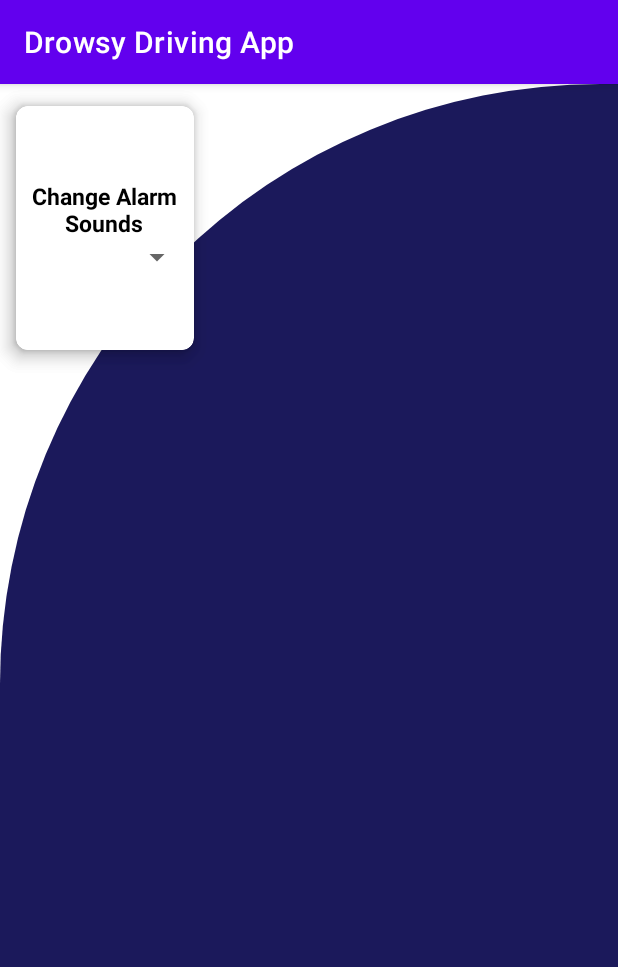
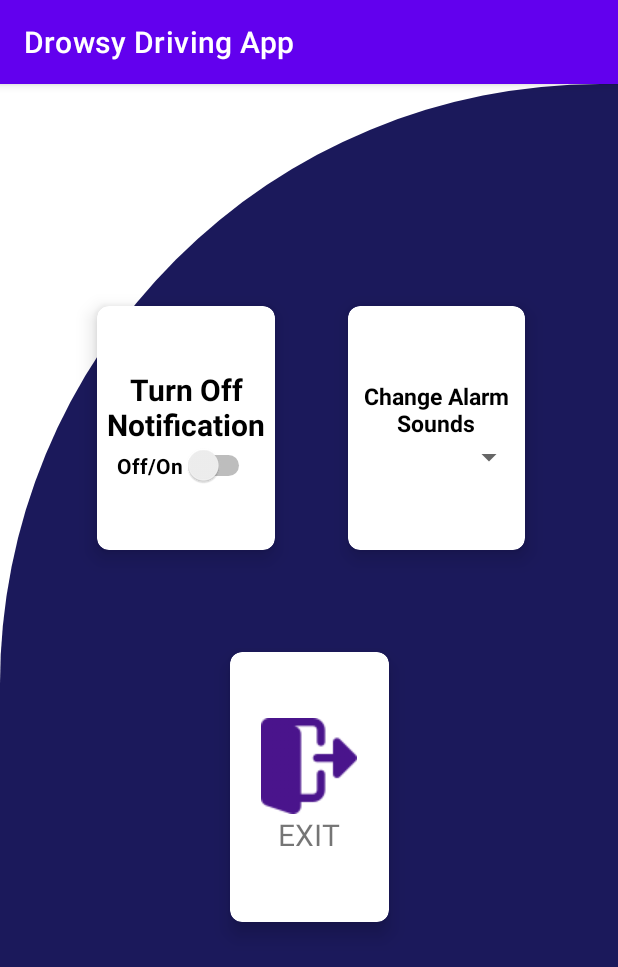
Before and after one commit to JoloGonzaga/finalnato, an Android app: the settinngs screen opened directly, with no data from a screen before it, on a phone screen of 412 x 824 dp. Shown: the top 967 px of the screen. Run offline under Robolectric (Android 15) with nearby library versions, the light colour scheme and no system bars.

Commit message:
done update

```diff
--- a/app/src/main/res/layout/activity_settinngs.xml
+++ b/app/src/main/res/layout/activity_settinngs.xml
@@ -8,7 +8,6 @@
     tools:context=".settinngs">
 
 
-
     <androidx.cardview.widget.CardView
         android:layout_width="140dp"
         android:layout_height="192dp"
@@ -17,12 +16,16 @@
         android:layout_column="1"
         android:layout_columnWeight="1"
         android:layout_gravity="fill"
-
         app:cardCornerRadius="8dp"
         app:cardElevation="8dp"
         app:cardUseCompatPadding="true"
-        tools:layout_editor_absoluteX="43dp"
-        tools:layout_editor_absoluteY="125dp">
+        app:layout_constraintBottom_toBottomOf="parent"
+
+        app:layout_constraintEnd_toEndOf="parent"
+        app:layout_constraintHorizontal_bias="0.199"
+        app:layout_constraintStart_toStartOf="parent"
+        app:layout_constraintTop_toTopOf="parent"
+        app:layout_constraintVertical_bias="0.231">
 
         <LinearLayout
             android:layout_width="wrap_content"
@@ -35,10 +38,10 @@
                 android:layout_width="wrap_content"
                 android:layout_height="wrap_content"
                 android:text="Turn Off Notification"
-                android:textStyle="bold"
                 android:textAlignment="center"
                 android:textColor="@color/black"
-                android:textSize="20sp" />
+                android:textSize="20sp"
+                android:textStyle="bold" />
 
 
             <Switch
@@ -54,7 +57,6 @@
         </LinearLayout>
 
 
-
     </androidx.cardview.widget.CardView>
 
     <androidx.cardview.widget.CardView
@@ -68,8 +70,13 @@
         app:cardCornerRadius="8dp"
         app:cardElevation="8dp"
         app:cardUseCompatPadding="true"
-        tools:layout_editor_absoluteX="216dp"
-        tools:layout_editor_absoluteY="125dp">
+        app:layout_constraintBottom_toBottomOf="parent"
+        app:layout_constraintEnd_toEndOf="parent"
+        app:layout_constraintHorizontal_bias="0.812"
+
+        app:layout_constraintStart_toStartOf="parent"
+        app:layout_constraintTop_toTopOf="parent"
+        app:layout_constraintVertical_bias="0.231">
 
         <LinearLayout
             android:layout_width="wrap_content"
@@ -79,28 +86,65 @@
             android:orientation="vertical">
 
 
-
             <TextView
                 android:id="@+id/alarm"
                 android:layout_width="wrap_content"
                 android:layout_height="wrap_content"
-                android:textStyle="bold"
+                android:text="Change Alarm Sounds"
                 android:textAlignment="center"
                 android:textColor="@color/black"
-                android:text="Change Alarm Sounds"
-                android:textSize="15sp"/>
+                android:textSize="15sp"
+                android:textStyle="bold" />
+
             <Spinner
                 android:id="@+id/spinner2"
 
                 android:layout_width="match_parent"
-                android:layout_height="wrap_content"
-                />
+                android:layout_height="wrap_content" />
 
 
         </LinearLayout>
 
 
+    </androidx.cardview.widget.CardView>
+
+    <androidx.cardview.widget.CardView
+        android:layout_width="127dp"
+        android:layout_height="209dp"
+        android:layout_row="1"
+        android:layout_rowWeight="1"
+        android:layout_column="1"
+        android:layout_columnWeight="1"
+        android:layout_gravity="fill"
+        app:cardCornerRadius="8dp"
+        app:cardElevation="8dp"
+        app:cardUseCompatPadding="true"
+        app:layout_constraintBottom_toBottomOf="parent"
+        app:layout_constraintEnd_toEndOf="parent"
+        app:layout_constraintStart_toStartOf="parent"
+        app:layout_constraintTop_toTopOf="parent"
+        app:layout_constraintVertical_bias="0.651">
+
+        <LinearLayout
+            android:layout_width="wrap_content"
+            android:layout_height="wrap_content"
+            android:layout_gravity="center_vertical|center_horizontal"
+            android:gravity="center"
+            android:orientation="vertical">
+
+            <ImageView
+                android:layout_width="wrap_content"
+                android:layout_height="wrap_content"
+                android:src="@drawable/ic_exit" />
+
+            <TextView
+                android:layout_width="wrap_content"
+                android:layout_height="wrap_content"
+                android:text="EXIT"
+                android:textSize="20sp" />
+
+
+        </LinearLayout>
 
     </androidx.cardview.widget.CardView>
-
 </androidx.constraintlayout.widget.ConstraintLayout>
```
